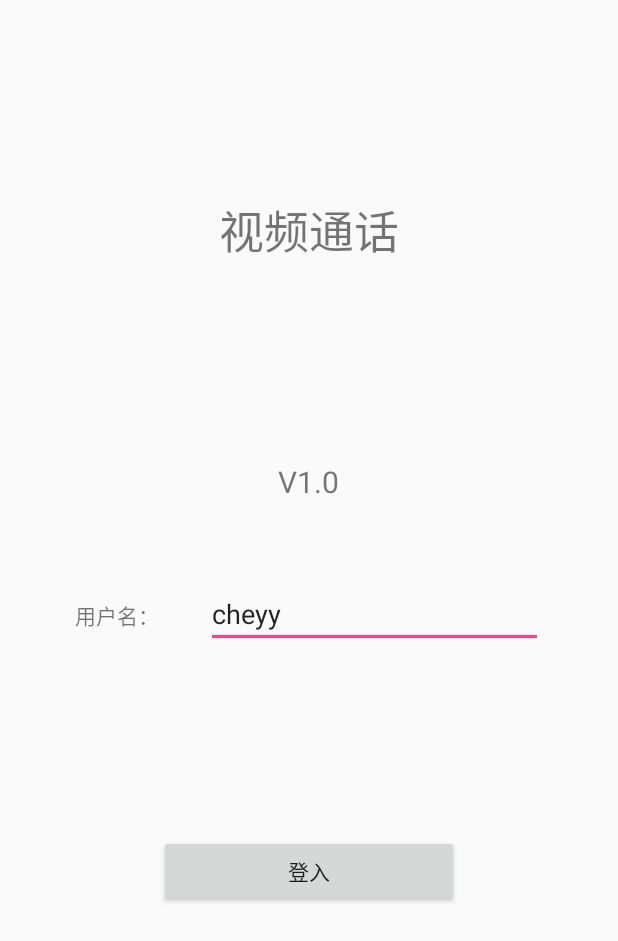
After one commit to gangwood2008/WebrtcClientAndroidGoogle, an Android app: the layout activity_login.xml on its own in the app's theme, with its tools: preview values and no code run, on a phone screen of 412 x 824 dp. The commit adds this screen. Shown: the top 941 px of the screen. Run offline under Robolectric (Android 15) with nearby library versions, the phone set to English and light mode, and no system bars.

Commit message:
增加登入页面

```diff
--- a/app/src/main/AndroidManifest.xml
+++ b/app/src/main/AndroidManifest.xml
@@ -23,13 +23,14 @@
         android:roundIcon="@mipmap/ic_launcher_round"
         android:supportsRtl="true"
         android:theme="@style/AppTheme">
-        <activity android:name=".MainActivity">
+        <activity android:name=".LoginActivity">
             <intent-filter>
                 <action android:name="android.intent.action.MAIN"/>
 
                 <category android:name="android.intent.category.LAUNCHER"/>
             </intent-filter>
         </activity>
+        <activity android:name=".SelectCallerActivity"></activity>
     </application>
 
 </manifest>
--- a/app/src/main/java/com/icheyy/webrtcdemo/MainActivity.java
+++ b/app/src/main/java/com/icheyy/webrtcdemo/SelectCallerActivity.java
@@ -45,9 +45,9 @@ import okhttp3.OkHttpClient;
 
 //import org.webrtc.VideoRendererGui;
 
-public class MainActivity extends Activity implements WebRTCClient.RtcListener {
+public class SelectCallerActivity extends Activity implements WebRTCClient.RtcListener {
 
-    private static final String TAG = "MainActivity";
+    private static final String TAG = "SelectCallerActivity";
 
     private final static int VIDEO_CALL_SENT = 666;
     private static final String VIDEO_CODEC_VP9 = "VP9";
@@ -278,7 +278,7 @@ public class MainActivity extends Activity implements WebRTCClient.RtcListener {
                 runOnUiThread(new Runnable() {
                     @Override
                     public void run() {
-                        Toast.makeText(MainActivity.this, id + " DISCONNECTED", Toast.LENGTH_SHORT).show();
+                        Toast.makeText(SelectCallerActivity.this, id + " DISCONNECTED", Toast.LENGTH_SHORT).show();
                     }
                 });
                 if (!isSwappedFeeds) setSwappedFeeds(true);
--- a/app/src/main/java/com/icheyy/webrtcdemo/WebRTCClient.java
+++ b/app/src/main/java/com/icheyy/webrtcdemo/WebRTCClient.java
@@ -269,7 +269,7 @@ public class WebRTCClient {
         peers.clear();
     }
 
-    private Handler mHandler = MainActivity.mHandler;
+    private Handler mHandler = SelectCallerActivity.mHandler;
     private Context mContext;
 
     private static final String VIDEO_CODEC_VP8 = "VP8";
--- /dev/null
+++ b/app/src/main/res/layout/activity_login.xml
@@ -0,0 +1,69 @@
+<?xml version="1.0" encoding="utf-8"?>
+<LinearLayout xmlns:android="http://schemas.android.com/apk/res/android"
+              android:layout_width="match_parent"
+              android:layout_height="match_parent"
+              android:gravity="center_horizontal"
+              android:orientation="vertical"
+    >
+
+
+    <TextView
+        android:layout_width="wrap_content"
+        android:layout_height="wrap_content"
+        android:layout_weight="5"
+        android:gravity="center_vertical"
+        android:text="@string/str_login_title"
+        android:textSize="30sp"
+        />
+
+    <TextView
+        android:id="@+id/tv_version"
+        android:layout_width="wrap_content"
+        android:layout_height="wrap_content"
+        android:layout_weight="1"
+        android:text="V1.0"
+        android:textSize="20sp"/>
+
+    <LinearLayout
+        android:layout_width="match_parent"
+        android:layout_height="wrap_content"
+        android:layout_weight="1"
+        android:orientation="horizontal">
+
+        <TextView
+            android:layout_width="match_parent"
+            android:layout_height="wrap_content"
+            android:layout_marginLeft="50dp"
+            android:layout_weight="2"
+            android:text="@string/str_user_name"
+            />
+
+        <EditText
+            android:id="@+id/et_user_name"
+            android:layout_width="match_parent"
+            android:layout_height="wrap_content"
+            android:layout_marginRight="50dp"
+            android:layout_weight="1"
+            android:text="cheyy"/>
+    </LinearLayout>
+
+    <TextView
+        android:id="@+id/tv_login_message"
+        android:layout_width="match_parent"
+        android:layout_height="wrap_content"
+        android:layout_weight="1"/>
+
+    <Button
+        android:id="@+id/bt_login"
+        android:layout_width="200dp"
+        android:layout_height="wrap_content"
+        android:text="@string/str_login"
+        android:layout_marginBottom="42dp"/>
+
+    <TextView
+        android:layout_weight="3"
+        android:layout_width="wrap_content"
+        android:layout_height="wrap_content"/>
+
+
+</LinearLayout>
--- a/app/src/main/res/values/strings.xml
+++ b/app/src/main/res/values/strings.xml
@@ -1,3 +1,6 @@
 <resources>
-    <string name="app_name">WebRTCDemoIntranet</string>
+    <string name="app_name">视频通话</string>
+    <string name="str_login_title">视频通话</string>
+    <string name="str_user_name">用户名：</string>
+    <string name="str_login">登入</string>
 </resources>
```
Also changed, not shown: app/src/main/java/com/icheyy/webrtcdemo/LoginActivity.java (added, +51 -0 lines).
